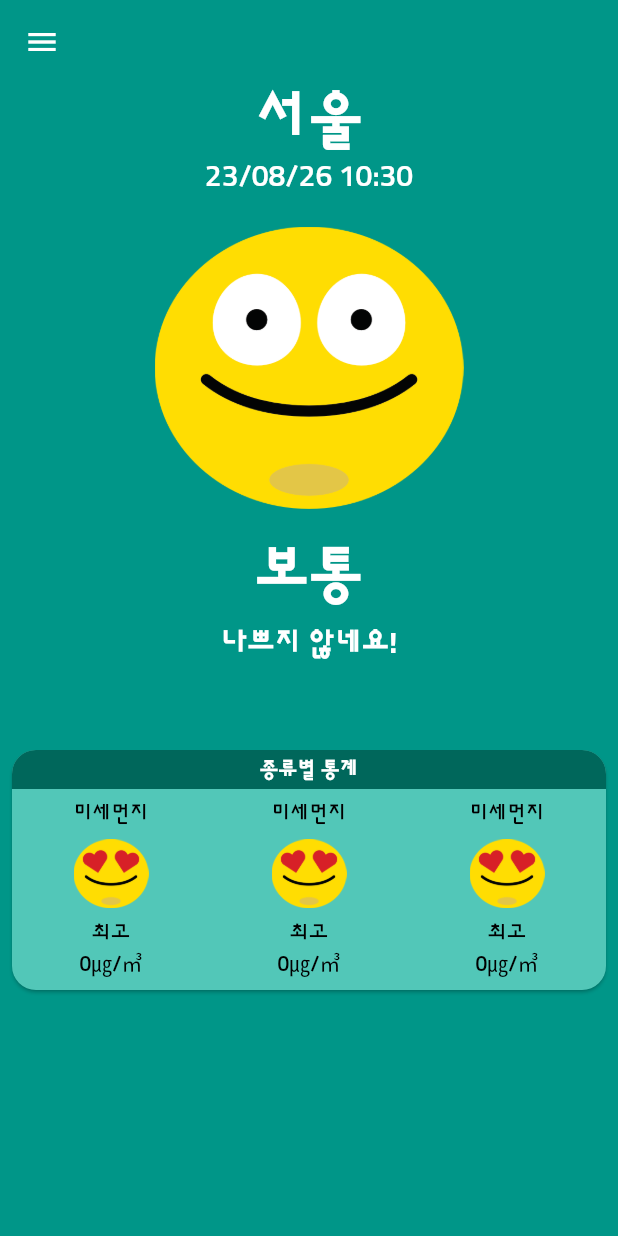
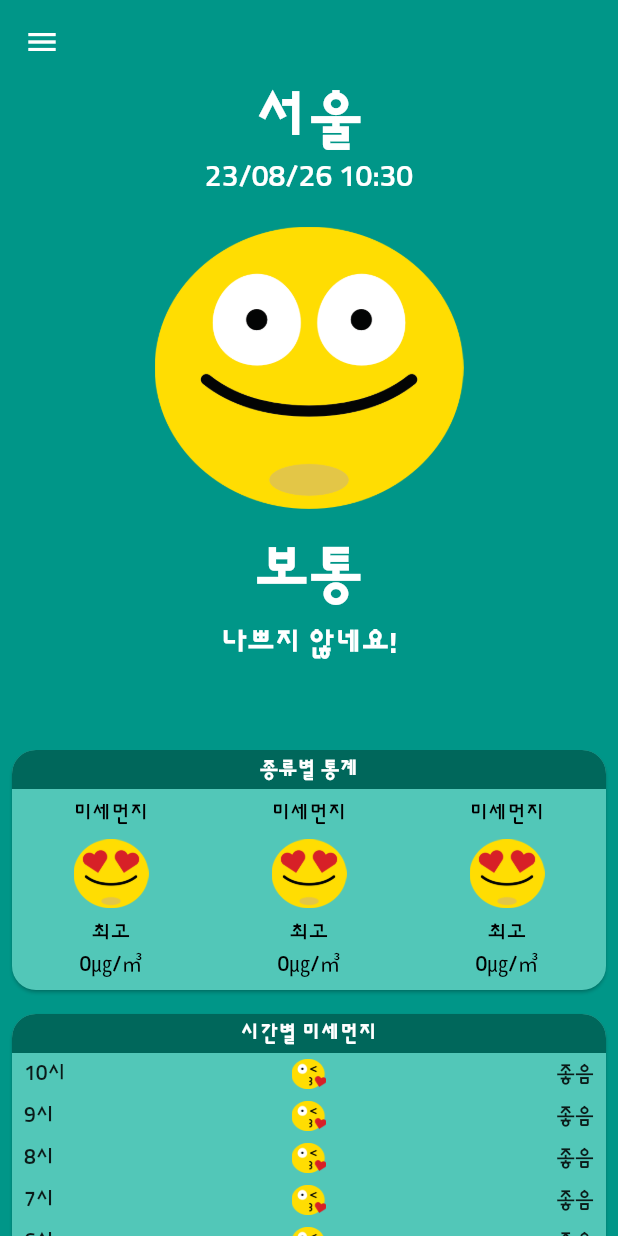
Before and after one commit to baka9131/project-dusty-dust, a Flutter app: the screen it shows after launch, on a phone screen of 412 x 824 dp. Run offline on Flutter 3.47's test engine with Material 2 defaults, Android fonts, the phone set to English and light mode, and no system bars.

Commit message:
feat:hourly_card

```diff
--- /dev/null
+++ b/lib/component/card_title.dart
@@ -0,0 +1,34 @@
+import 'package:flutter/material.dart';
+import '../const/colors.dart';
+
+class CardTitle extends StatelessWidget {
+  final String title;
+  const CardTitle({
+    super.key,
+    required this.title,
+  });
+
+  @override
+  Widget build(BuildContext context) {
+    return Container(
+      decoration: BoxDecoration(
+        color: darkColor,
+        borderRadius: BorderRadius.only(
+          topLeft: Radius.circular(16.0),
+          topRight: Radius.circular(16.0),
+        ),
+      ),
+      child: Padding(
+        padding: const EdgeInsets.all(4.0),
+        child: Text(
+          title, // title은 변수로 받아옴
+          style: TextStyle(
+            color: Colors.white,
+            fontWeight: FontWeight.w700,
+          ),
+          textAlign: TextAlign.center,
+        ),
+      ),
+    );
+  }
+}
--- a/lib/component/category_card.dart
+++ b/lib/component/category_card.dart
@@ -1,7 +1,6 @@
+import 'package:dusty_dust/component/card_title.dart';
+import 'package:dusty_dust/component/main_card.dart';
 import 'package:flutter/material.dart';
-import 'package:flutter/rendering.dart';
-
-import '../const/colors.dart';
 import 'name_stat.dart';
 
 class CategoryCard extends StatelessWidget {
@@ -11,48 +10,22 @@ class CategoryCard extends StatelessWidget {
   Widget build(BuildContext context) {
     return SizedBox(
       height: 160,
-      child: Card(
-        margin: EdgeInsets.symmetric(horizontal: 8.0),
-        shape: RoundedRectangleBorder(
-          borderRadius: BorderRadius.all(
-            Radius.circular(16.0),
-          ),
-        ),
-        color: lightColor,
+      child: MainCard(
         child: LayoutBuilder(
-          builder: (context, Constraints) {
+          builder: (context, constraints) {
             return Column(
               crossAxisAlignment: CrossAxisAlignment.stretch,
               children: [
-                Container(
-                  decoration: BoxDecoration(
-                    color: darkColor,
-                    borderRadius: BorderRadius.only(
-                      topLeft: Radius.circular(16.0),
-                      topRight: Radius.circular(16.0),
-                    ),
-                  ),
-                  child: Padding(
-                    padding: const EdgeInsets.all(4.0),
-                    child: Text(
-                      '종류별 통계',
-                      style: TextStyle(
-                        color: Colors.white,
-                        fontWeight: FontWeight.w700,
-                      ),
-                      textAlign: TextAlign.center,
-                    ),
-                  ),
-                ),
+                CardTitle(title: '종류별 통계'),
                 Expanded(
-                  // 스크롤 가능한 위젯은 Column안에서 사용할때는 반드시 Expaned를 해줘야함 -> 안하면 오류 발생
+                  // height를 지정해 주지 않으면 높이를 무한으로 가져감
                   child: ListView(
                     scrollDirection: Axis.horizontal, // 스크롤 가로 모드
                     physics: PageScrollPhysics(), // 스크롤을 할때 페이지 단위로 넘어가는 액션
                     children: List.generate(
                       20,
                       (index) => MainStat(
-                        width: Constraints.maxWidth / 3,
+                        width: constraints.maxWidth / 3,
                         category: '미세먼지',
                         imgPath: 'asset/img/best.png',
                         level: '최고',
@@ -60,10 +33,10 @@ class CategoryCard extends StatelessWidget {
                       ),
                     ),
                   ),
-                )
+                ),
               ],
             );
-          }
+          },
         ),
       ),
     );
--- /dev/null
+++ b/lib/component/hourly_card.dart
@@ -0,0 +1,61 @@
+import 'package:flutter/material.dart';
+import 'card_title.dart';
+import 'main_card.dart';
+
+class HourlyCard extends StatelessWidget {
+  const HourlyCard({super.key});
+
+  @override
+  Widget build(BuildContext context) {
+    return MainCard(
+      child: Column(
+        crossAxisAlignment: CrossAxisAlignment.stretch,
+        children: [
+          CardTitle(title: '시간별 미세먼지'),
+          Column(
+            children: List.generate(
+              // 총 24시간을 반환
+              24,
+              (index) {
+                final now = DateTime.now();
+                final hour = now.hour;
+                int currentHour = hour - index;
+
+                // 시간 계산
+                if (hour - index < 0) {
+                  currentHour += 24;
+                }
+
+                // 반환 값
+                return Padding(
+                  padding: const EdgeInsets.symmetric(
+                    horizontal: 8.0,
+                    vertical: 4.0,
+                  ),
+                  child: Row(
+                    children: [
+                      // Expanded를 전부 주어 비율을 1:1:1로 하여 사이즈를 똑같이 만듬
+                      // -> mainAxisAlignment를 하게 되면 비율이 각자 달라서 비뚤비뚤 해짐
+                      Expanded(child: Text('$currentHour시')),
+                      Expanded(
+                        child: Image.asset(
+                          'asset/img/good.png',
+                          height: 20.0,
+                        ),
+                      ),
+                      Expanded(
+                          child: Text(
+                        '좋음',
+                        textAlign: TextAlign.right,
+                      )),
+                    ],
+                  ),
+                );
+              },
+            ),
+          ),
+        ],
+      ),
+    );
+  }
+}
--- /dev/null
+++ b/lib/component/main_card.dart
@@ -0,0 +1,25 @@
+import 'package:dusty_dust/const/colors.dart';
+import 'package:flutter/material.dart';
+
+class MainCard extends StatelessWidget {
+  final Widget child;
+
+  const MainCard({
+    super.key,
+    required this.child,
+  });
+
+  @override
+  Widget build(BuildContext context) {
+    return Card(
+      margin: EdgeInsets.symmetric(horizontal: 8.0),
+      shape: RoundedRectangleBorder(
+        borderRadius: BorderRadius.all(
+          Radius.circular(16.0),
+        ),
+      ),
+      color: lightColor,
+      child: child,
+    );
+  }
+}
--- a/lib/screen/home_screen.dart
+++ b/lib/screen/home_screen.dart
@@ -1,4 +1,5 @@
 import 'package:dusty_dust/component/category_card.dart';
+import 'package:dusty_dust/component/hourly_card.dart';
 import 'package:dusty_dust/component/main_app_bar.dart';
 import 'package:dusty_dust/component/main_drawer.dart';
 import 'package:dusty_dust/const/colors.dart';
@@ -21,6 +22,8 @@ class HomeScreen extends StatelessWidget {
               crossAxisAlignment: CrossAxisAlignment.stretch,
               children: [
                 CategoryCard(),
+                const SizedBox(height: 16.0),
+                HourlyCard(),
               ],
             ),
           ),
```
